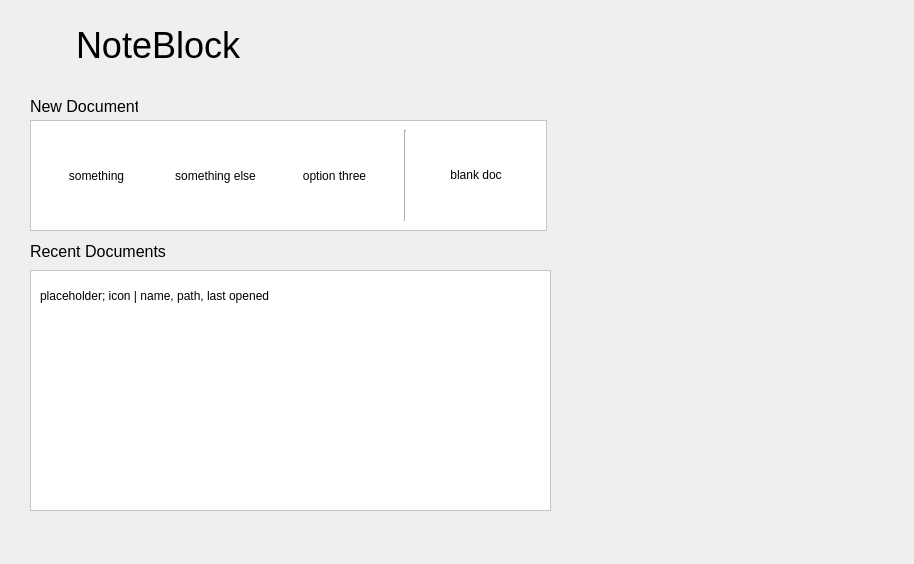
First picture: the form in mainwindow.ui, repository dudghks/senior-capstone, before the edit.
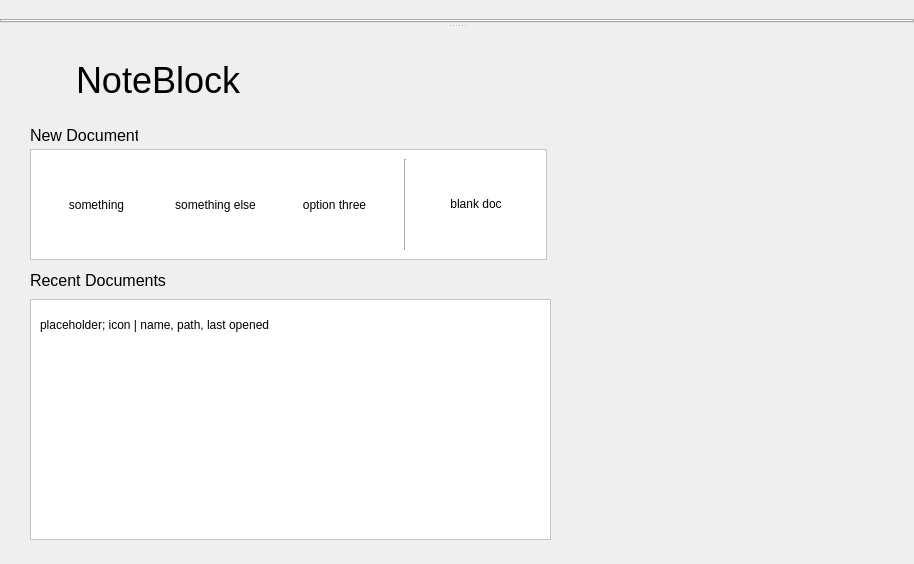
Second picture: the form after the edit. The open tabs and pages were chosen to show the change. Icons and pictures are not drawn. Custom widgets are drawn as their Qt base class.

Patch:
```diff
--- a/mainwindow.ui
+++ b/mainwindow.ui
@@ -47,8 +47,8 @@
          <rect>
           <x>30</x>
           <y>20</y>
-          <width>215</width>
-          <height>56</height>
+          <width>256</width>
+          <height>68</height>
          </rect>
         </property>
         <layout class="QGridLayout" name="gridLayout_2">
@@ -358,7 +358,67 @@
     </rect>
    </property>
   </widget>
+  <widget class="QDockWidget" name="ribbonDockWidget">
+   <property name="sizePolicy">
+    <sizepolicy hsizetype="Preferred" vsizetype="Minimum">
+     <horstretch>0</horstretch>
+     <verstretch>0</verstretch>
+    </sizepolicy>
+   </property>
+   <property name="features">
+    <set>QDockWidget::NoDockWidgetFeatures</set>
+   </property>
+   <property name="allowedAreas">
+    <set>Qt::TopDockWidgetArea</set>
+   </property>
+   <attribute name="dockWidgetArea">
+    <number>4</number>
+   </attribute>
+   <widget class="QWidget" name="ribbonDockWidgetContents">
+    <property name="sizePolicy">
+     <sizepolicy hsizetype="Preferred" vsizetype="Minimum">
+      <horstretch>0</horstretch>
+      <verstretch>0</verstretch>
+     </sizepolicy>
+    </property>
+    <layout class="QGridLayout" name="gridLayout_3">
+     <property name="leftMargin">
+      <number>0</number>
+     </property>
+     <property name="topMargin">
+      <number>0</number>
+     </property>
+     <property name="rightMargin">
+      <number>0</number>
+     </property>
+     <property name="bottomMargin">
+      <number>0</number>
+     </property>
+     <property name="spacing">
+      <number>0</number>
+     </property>
+     <item row="0" column="0">
+      <widget class="Ribbon" name="ribbonTabWidget">
+       <property name="sizePolicy">
+        <sizepolicy hsizetype="Expanding" vsizetype="Minimum">
+         <horstretch>0</horstretch>
+         <verstretch>0</verstretch>
+        </sizepolicy>
+       </property>
+      </widget>
+     </item>
+    </layout>
+   </widget>
+  </widget>
  </widget>
+ <customwidgets>
+  <customwidget>
+   <class>Ribbon</class>
+   <extends>QTabWidget</extends>
+   <header>ribbon.h</header>
+   <container>1</container>
+  </customwidget>
+ </customwidgets>
  <resources/>
  <connections/>
 </ui>
```
Left out of the diff: 4 changed lines with no effect on the pictures.
